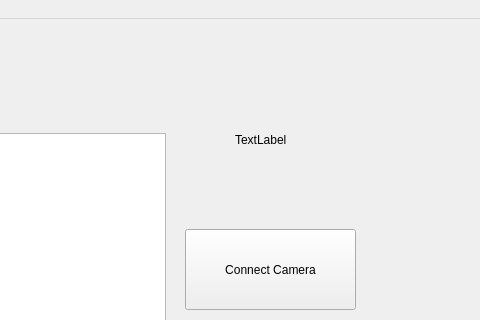
Qt form prototip1/main_window.ui (selmanterzioglu/kiz-bocegi-tika) before a commit; both pictures show x 675 to 1155 and y 0 to 320 of the 1155 by 860 pixel window.
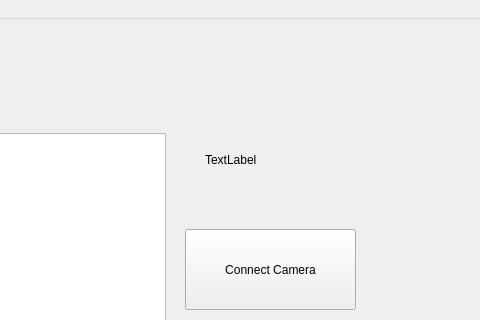
The same form after that commit. Custom widgets are drawn as their Qt base class.

Diff of the .ui file:
```diff
--- a/prototip1/main_window.ui
+++ b/prototip1/main_window.ui
@@ -30,8 +30,8 @@
    <widget class="QLabel" name="label">
     <property name="geometry">
      <rect>
-      <x>910</x>
-      <y>110</y>
+      <x>880</x>
+      <y>130</y>
       <width>85</width>
       <height>22</height>
      </rect>
```
Left out of the diff: 2 changed lines with no effect on the pictures.
